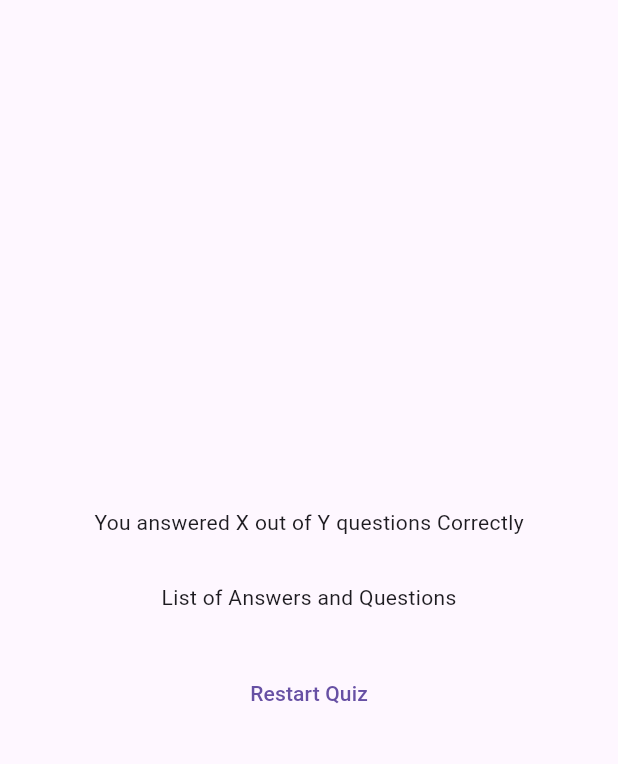
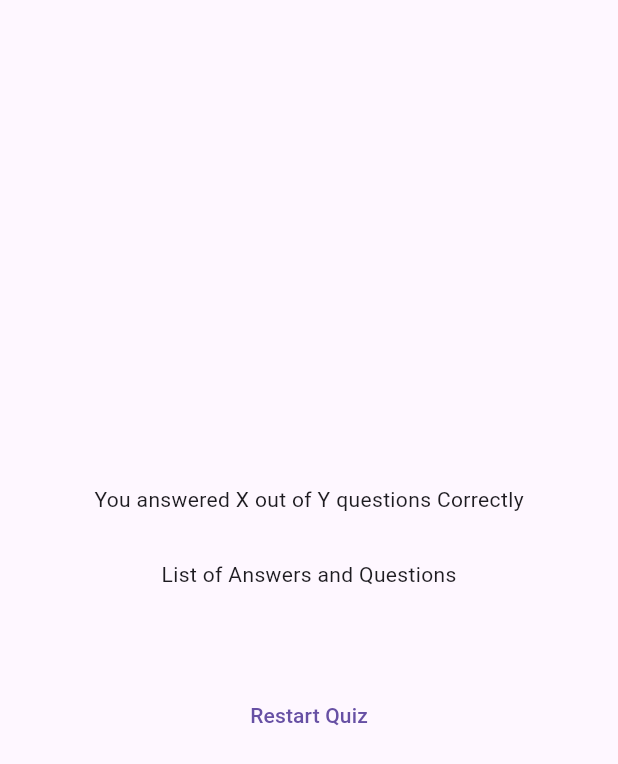
Before and after one commit to Bran108/quiz_app, a Flutter app: the ResultsScreen widget shown alone on an empty page, opened directly with empty values, on a phone screen of 412 x 824 dp. Shown: the top 764 px of the screen. Run offline on Flutter 3.47's test engine with Material 3 defaults, Android fonts, the phone set to English and light mode, and no system bars; our stand-ins replace google_fonts.

```diff
--- a/lib/results_screen.dart
+++ b/lib/results_screen.dart
@@ -1,5 +1,6 @@
 import 'package:flutter/material.dart';
 import 'package:quiz_app/data/questions.dart';
+import 'package:quiz_app/questions_summary.dart';
 
 class ResultsScreen extends StatelessWidget{
   const ResultsScreen({super.key, required this.choosenAnswers});
@@ -36,6 +37,11 @@ List<Map<String,Object>> getSummaryData(){
             //'loop' through choosenAnswers and do something with it
             const SizedBox(height:30,
             ),
+            QuestionsSummary(summaryData: getSummaryData()),
+
+            const SizedBox(
+              height: 30,
+            ),
             TextButton(
               onPressed: (){},
               child: const Text('Restart Quiz'),
```
Also changed, not shown: lib/questions_summary.dart (added, +33 -0 lines).
